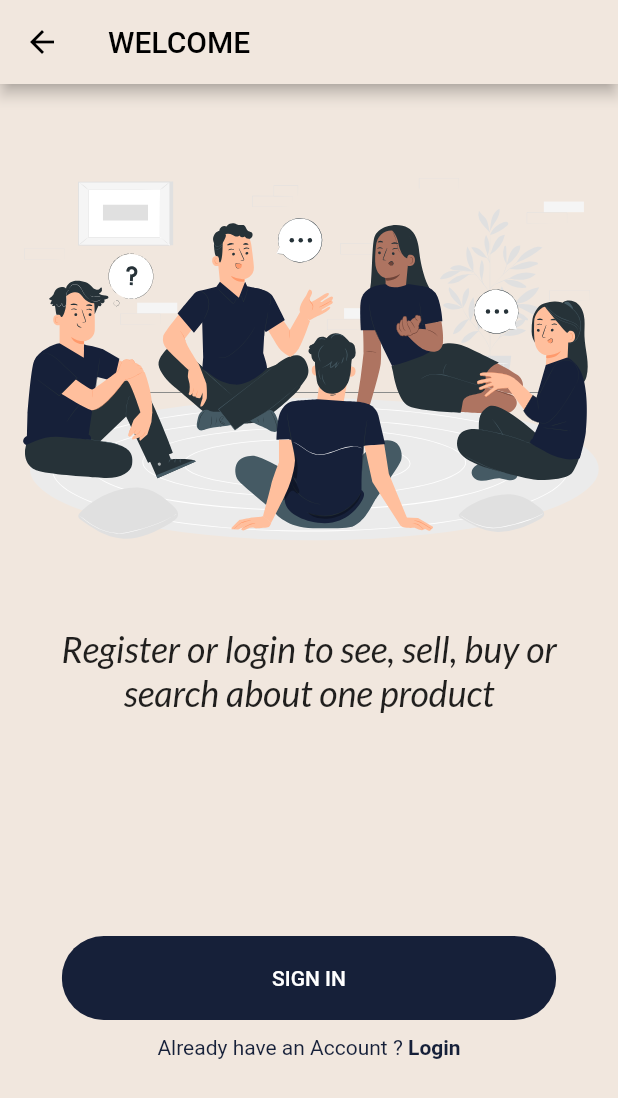
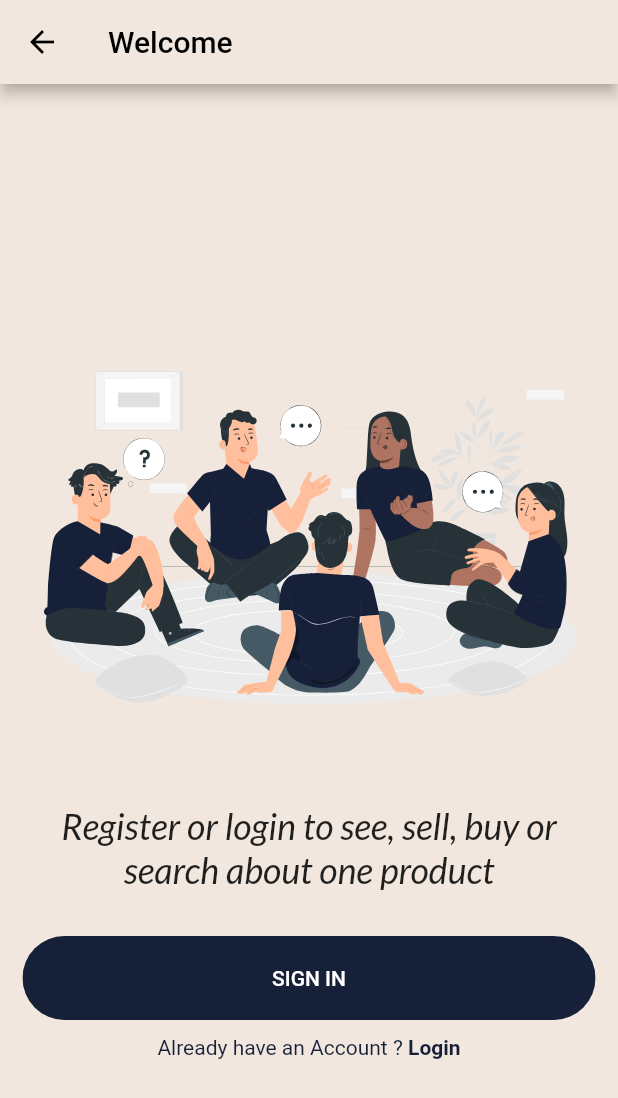
Before and after one commit to KinnaGt/E-Commerce, a Flutter app: the screen it shows after launch, after a tap on the "arrow forward" icon, on a phone screen of 412 x 824 dp. Shown: the top 1098 px of the screen. Run offline on Flutter 3.47's test engine with Material 2 defaults, Android fonts, the phone set to English and light mode, and no system bars; our stand-ins replace flutter_svg, google_fonts.

```diff
--- a/lib/components/already_have_account.dart
+++ b/lib/components/already_have_account.dart
@@ -17,7 +17,7 @@ class AlreadyHaveAnAccountCheck extends StatelessWidget {
       mainAxisAlignment: MainAxisAlignment.center,
       children: <Widget>[
         Text(
-          login ? "Already have an Account ? " : 'Don’t have an Account ?',
+          login ? "Already have an Account ? " : 'Don’t have an Account ? ',
           style:const TextStyle(color: Color(accent)),
         ),
         GestureDetector(
--- a/lib/components/rounded_button.dart
+++ b/lib/components/rounded_button.dart
@@ -7,6 +7,7 @@ class RoundedButton extends StatelessWidget {
   final String text;
   final Function press;
   final Color color, textColor;
+  // ignore: use_key_in_widget_constructors
   const RoundedButton({
     required this.text,
     required this.press,
@@ -39,7 +40,7 @@ class RoundedButton extends StatelessWidget {
       onPressed: () => press(),
       style: ElevatedButton.styleFrom(
           primary: color,
-          padding: EdgeInsets.symmetric(horizontal: 40, vertical: 20),
+          padding: const EdgeInsets.symmetric(horizontal: 40, vertical: 20),
           textStyle: TextStyle(
               color: textColor, fontSize: 14, fontWeight: FontWeight.w500)),
     );
--- a/lib/screens/welcome.dart
+++ b/lib/screens/welcome.dart
@@ -16,14 +16,16 @@ class WelcomeScreen extends StatelessWidget {
     double height = MediaQuery.of(context).size.height;
     return Scaffold(
       appBar: AppBar(
-
-        title: const Text('WELCOME'),
+        title: const Text('Welcome'),
         leading: IconButton(
           icon: const Icon(Icons.arrow_back, color: Colors.black),
           onPressed: () => {Navigator.pop(context)},
         ),
       ),
-      body: Column(
+      body: Center(
+        child: ListView(
+          shrinkWrap: true,
+          padding: const EdgeInsets.all(15.0),
           children: [
             SizedBox(
                 width: double.infinity,
@@ -40,15 +42,17 @@ class WelcomeScreen extends StatelessWidget {
                 textAlign: TextAlign.center,
               ),
             ),
-          const Spacer(),
-          RoundedButton(text: 'SIGN IN',press: () => _navigateToSignIn(context)),
-          AlreadyHaveAnAccountCheck(press: () => _navigateToLogin(context),),
-          const Spacer()
+            RoundedButton(
+                text: 'SIGN IN', press: () => _navigateToSignIn(context)),
+            AlreadyHaveAnAccountCheck(
+              press: () => _navigateToLogin(context),
+            ),
           ],
-      )
+        ),
+      ),
     );
+  }
 
-  }
   _navigateToSignIn(context) {
     Navigator.push(
       context,
@@ -59,6 +63,7 @@ class WelcomeScreen extends StatelessWidget {
       ),
     );
   }
+
   _navigateToLogin(context) {
     Navigator.push(
       context,
@@ -69,6 +74,4 @@ class WelcomeScreen extends StatelessWidget {
       ),
     );
   }
-
-
 }
```
Also changed, not shown: lib/screens/login.dart (+41 -10 lines), lib/screens/sign_in.dart (+26 -8 lines). Lines whose indentation alone changed are shown as unchanged.
